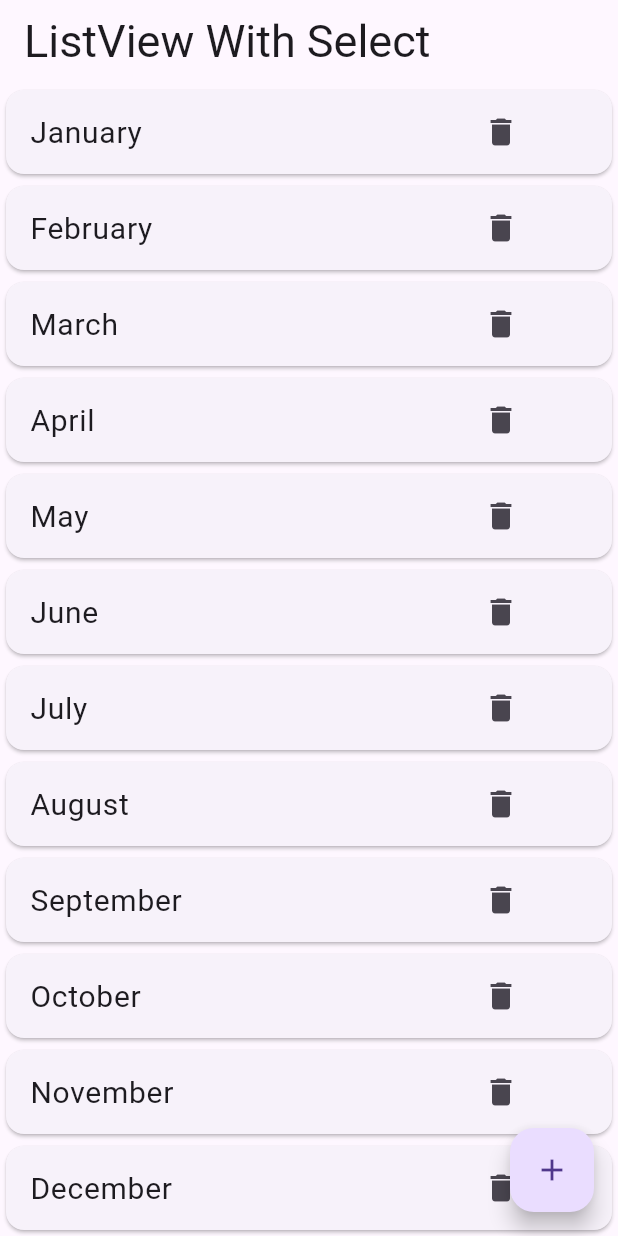
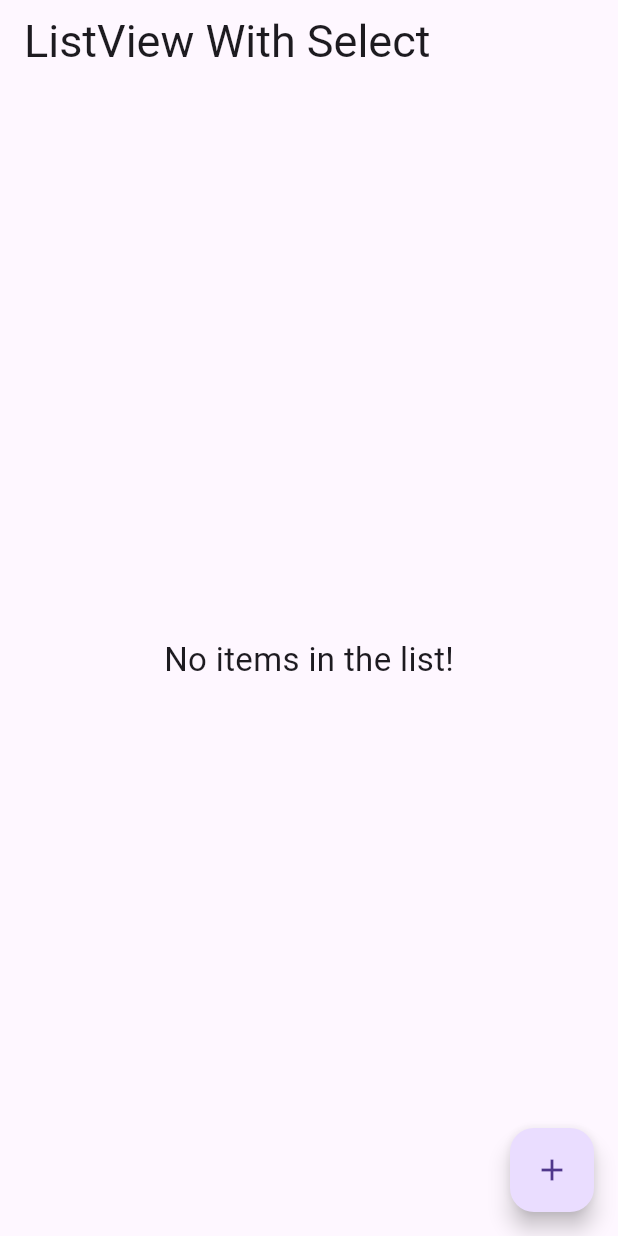
Before and after one commit to MostakAhmedShahad/CounterApp-by-Bloc, a Flutter app: the screen it shows after launch, on a phone screen of 412 x 824 dp. Run offline on Flutter 3.47's test engine with Material 3 defaults, Android fonts, the phone set to English and light mode, and no system bars; our stand-ins replace bloc, equatable, flutter_bloc, image_picker.

Commit message:
List_item_done

```diff
--- a/lib/ui/favorite_item/favorite_item_screen.dart
+++ b/lib/ui/favorite_item/favorite_item_screen.dart
@@ -35,11 +35,11 @@ class _FavoriteItemScreenState extends State<FavoriteItemScreen> {
   //   });
   // }
 
-  _removeItem(int index) {
-    setState(() {
-      name.removeAt(index); // Removing the item at the given index
-    });
-  }
+  // _removeItem(int index) {
+  //   setState(() {
+  //     name.removeAt(index); // Removing the item at the given index
+  //   });
+  // }
 
    void _showAddItemDialog() {
     TextEditingController textController = TextEditingController();
@@ -55,24 +55,15 @@ class _FavoriteItemScreenState extends State<FavoriteItemScreen> {
           ),
           actions: [
             TextButton(
-              onPressed: () {
-                if (textController.text.isNotEmpty) {
-                  context
-                      .read<FavoriteItemBloc>()
-                      .add(Add_item(textController.text)); // Add item
-                }
-                Navigator.pop(context);
-              },
+              onPressed: () => Navigator.pop(context),
               child: const Text("Cancel"),
             ),
             TextButton(
               onPressed: () {
                 if (textController.text.isNotEmpty) {
-                  setState(() {
-                    name.add(textController.text); // Add user input to list
-                  });
+                  context.read<FavoriteItemBloc>().add(Add_item(textController.text));
                 }
-                Navigator.pop(context); // Close the dialog
+                Navigator.pop(context);
               },
               child: const Text("Add"),
             ),
@@ -93,39 +84,28 @@ class _FavoriteItemScreenState extends State<FavoriteItemScreen> {
       ),
       body: BlocBuilder<FavoriteItemBloc, FavoriteItemState>(
         builder: (context, state) {
-          return Center(
-            child: Column(
-              mainAxisAlignment: MainAxisAlignment.center,
-              children: [
-                Expanded(
-                  child: ListView.builder(
-                      itemCount: name.length,
+          return state.name.isEmpty
+              ? const Center(
+                  child: Text(
+                    "No items in the list!",
+                    style: TextStyle(fontSize: 22),
+                  ),
+                )
+              : ListView.builder(
+                  itemCount: state.name.length,
                   itemBuilder: (context, index) {
-                        return InkWell(
-                          child: Card(
+                    return Card(
                       child: ListTile(
-                              title: Text(name[index].toString(),
-                                  style: const TextStyle(fontSize: 20)),
-                              trailing: SizedBox(
-                                  height: 50,
-                                  width: 100,
-                                  child: IconButton(
-                                      onPressed: () =>_removeItem
-
-                                        // setState(() {
-                                        //   context.read<FavoriteItemBloc>().add(Delete_item(index));
-
-                                        // });
-                                        ,
-                                      icon: Icon(Icons.delete))),
+                        title: Text(state.name[index], style: const TextStyle(fontSize: 20)),
+                        trailing: IconButton(
+                          onPressed: () {
+                            context.read<FavoriteItemBloc>().add(Delete_item(index));
+                          },
+                          icon: const Icon(Icons.delete, color: Colors.red),
                         ),
                       ),
-                          onTap: () {},
                     );
-                      }),
-                )
-              ],
-            ),
+                  },
                 );
         },
       ),
@@ -136,74 +116,3 @@ class _FavoriteItemScreenState extends State<FavoriteItemScreen> {
     );
   }
 }
-
-
-// import 'package:flutter/material.dart';
-
-// class HomePage extends StatefulWidget {
-//   const HomePage({Key? key}) : super(key: key);
-
-//   @override
-//   State<HomePage> createState() => _HomePageState();
-// }
-
-// class _HomePageState extends State<HomePage> {
-
-//   List<String> name = ['January','February','March','April','May','June','July','August','September'
-//     ,'October','November','December'];
-
-//   List<String> tempArray = [];
-
-
-//   @override
-//   Widget build(BuildContext context) {
-//     return Scaffold(
-//       appBar: AppBar(
-//         title: const Text("ListView With Select" , style: TextStyle(fontStyle: FontStyle.italic,
-//             fontSize: 30),),
-//       ),
-//       body: Center(
-//         child: Column(
-//           mainAxisAlignment: MainAxisAlignment.center,
-//           children: [
-//              Expanded(
-//                child: ListView.builder(
-//                    itemCount: name.length,
-//                    itemBuilder: (context, index) {
-//                      return InkWell(
-//                        child: Card(
-//                          child: ListTile(
-//                            title: Text(name[index].toString(), style: TextStyle(fontStyle: FontStyle.italic,
-//                                fontSize: 20)),
-//                            trailing: Container(
-//                              height: 50,
-//                              width: 100,
-//                              decoration: BoxDecoration(
-//                                color: tempArray.contains(name[index].toString()) ? Colors.red : Colors.green
-//                              ),
-//                              child: Center(
-//                                child: Text(tempArray.contains(name[index].toString()) ? 'REMOVE' : 'ADD',
-//                                    style: TextStyle(fontStyle: FontStyle.italic,
-//                                    fontSize: 20)),
-//                              ),
-//                            ),
-//                          ),
-//                        ),
-//                        onTap: () {
-//                         setState(() {
-//                           if(tempArray.contains(name[index].toString())) {
-//                             tempArray.remove(name[index].toString());
-//                           } else {
-//                             tempArray.add(name[index].toString());
-//                           }
-//                         });
-//                        },
-//                      );
-//                    }),
-//              )
-//           ],
-//         ),
-//       ),
-//     );
-//   }
-// }
```
Lines whose indentation alone changed are shown as unchanged.
